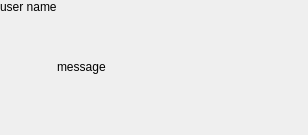
Qt form src/jamtaba/gui/ChatMessagePanel.ui (elieserdejesus/JamTaba) before a commit.
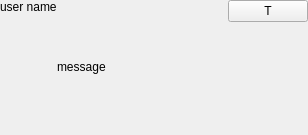
The same form after that commit.

The edit to the form file:
```diff
--- a/src/jamtaba/gui/ChatMessagePanel.ui
+++ b/src/jamtaba/gui/ChatMessagePanel.ui
@@ -88,6 +88,25 @@
      </property>
     </widget>
    </item>
+   <item alignment="Qt::AlignTop">
+    <widget class="QPushButton" name="translateButton">
+     <property name="sizePolicy">
+      <sizepolicy hsizetype="Maximum" vsizetype="Fixed">
+       <horstretch>0</horstretch>
+       <verstretch>0</verstretch>
+      </sizepolicy>
+     </property>
+     <property name="toolTip">
+      <string>translate ...</string>
+     </property>
+     <property name="text">
+      <string>T</string>
+     </property>
+     <property name="checkable">
+      <bool>true</bool>
+     </property>
+    </widget>
+   </item>
   </layout>
   <zorder>labelMessage</zorder>
   <zorder>labelUserName</zorder>
```
Left out of the diff: 1 changed line with no effect on the pictures.
